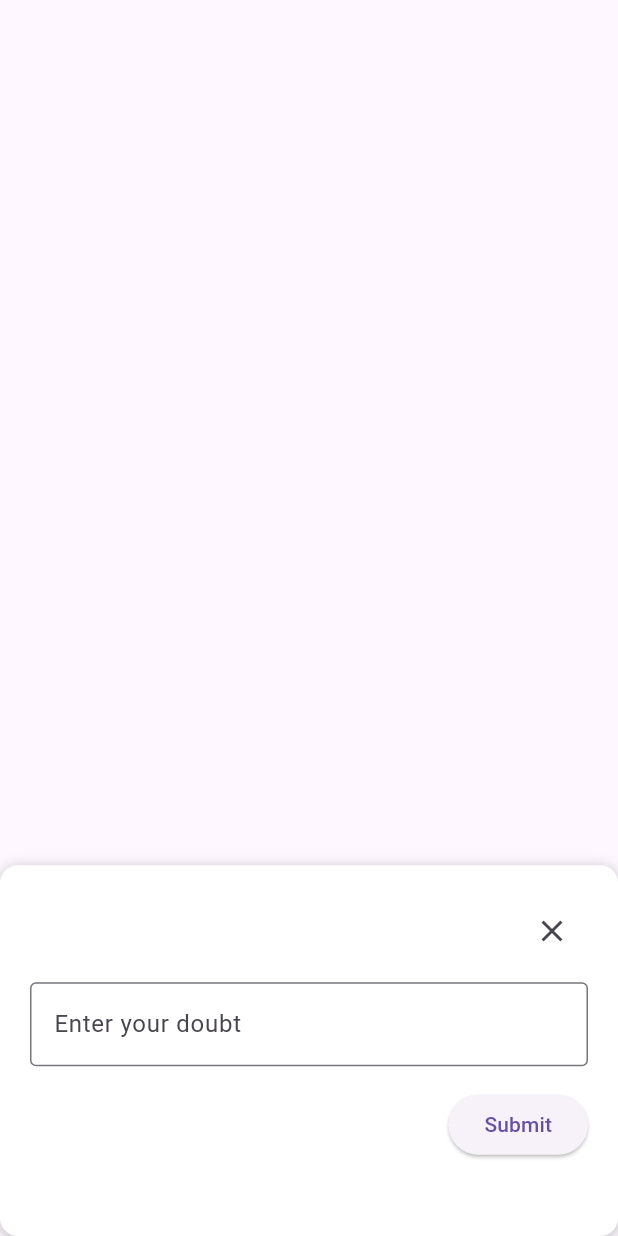
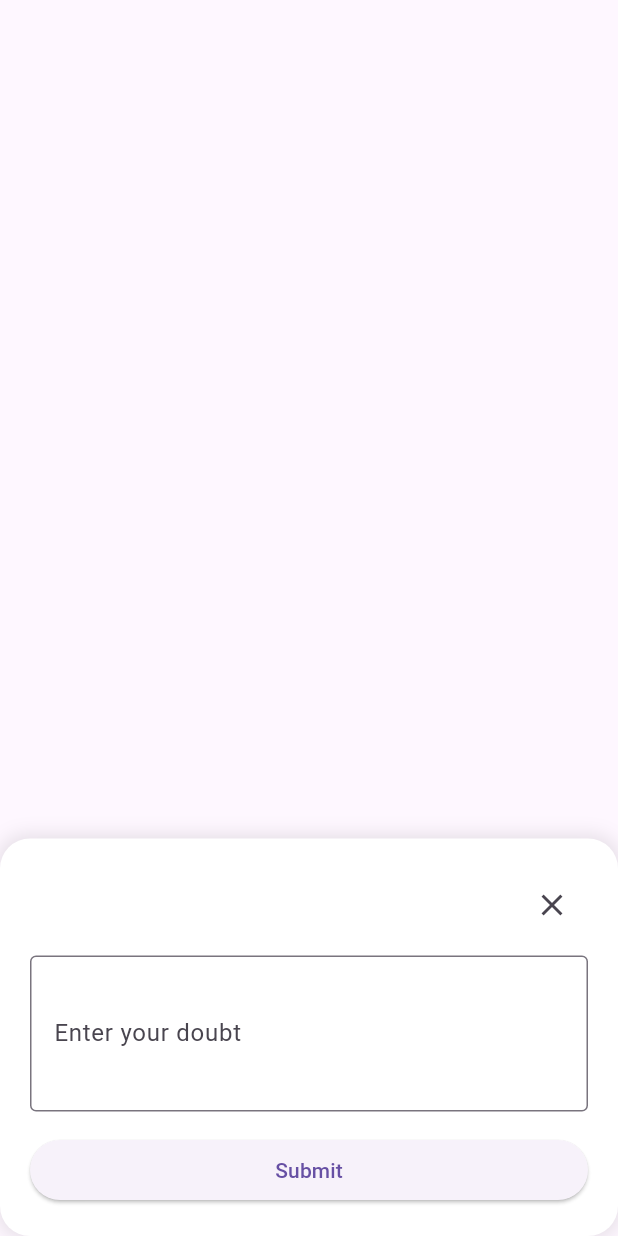
Before and after one commit to adrianluna0830/Vitalingu, a Flutter app: the DoubtInput widget shown alone on an empty page, opened directly with empty values, on a phone screen of 412 x 824 dp. Run offline on Flutter 3.47's test engine with Material 3 defaults, Android fonts, the phone set to English and light mode, and no system bars; our stand-ins replace auto_route, flutter_secure_storage, fpdart, get_it, injectable, sembast and 2 more; missing offline and left inert: string_extensions; accounts and stored records are empty.

Commit message:
feat: enhance UI components with improved layout and responsiveness; refactor CustomOverlay, DoubtInput, TextResponseOutputWidget, WordResponseOutput, and WordWidget for better user experience

```diff
--- a/lib/widgets/doubt_input.dart
+++ b/lib/widgets/doubt_input.dart
@@ -16,6 +16,7 @@ class DoubtInput extends StatefulWidget {
 
 class _DoubtInputState extends State<DoubtInput> {
   final TextEditingController _controller = TextEditingController();
+
   @override
   void dispose() {
     _controller.dispose();
@@ -24,39 +25,44 @@ class _DoubtInputState extends State<DoubtInput> {
 
   @override
   Widget build(BuildContext context) {
-    return LayoutBuilder(
-      builder: (context, constraints) {
     return Align(
       alignment: Alignment.bottomCenter,
       child: Container(
-            height: constraints.maxHeight * 0.3, // 30% of the parent
+        constraints: BoxConstraints(maxHeight: 300),
         decoration: BoxDecoration(
           color: Colors.white,
-              borderRadius: BorderRadius.circular(12.0),
+          borderRadius: BorderRadius.circular(20.0),
           boxShadow: [
             BoxShadow(
-                  color: Colors.black26,
-                  blurRadius: 8.0,
-                  offset: Offset(0, 2),
+              color: Colors.black.withOpacity(0.1),
+              blurRadius: 10,
+              spreadRadius: 2,
             ),
           ],
         ),
         child: Padding(
           padding: const EdgeInsets.all(20.0),
           child: Column(
-                crossAxisAlignment: CrossAxisAlignment.end, // Align close button to the right
+            mainAxisSize: MainAxisSize.min,
+            crossAxisAlignment: CrossAxisAlignment.stretch,
             children: [
-                  IconButton(
+              Align(
+                alignment: Alignment.topRight,
+                child: IconButton(
                   onPressed: widget.onClose,
                   icon: const Icon(Icons.close),
+                  padding: EdgeInsets.zero,
+                  constraints: const BoxConstraints(),
+                ),
               ),
               const SizedBox(height: 10),
               TextField(
                 controller: _controller,
-                    decoration: InputDecoration(
+                decoration: const InputDecoration(
                   labelText: 'Enter your doubt',
                   border: OutlineInputBorder(),
                 ),
+                maxLines: 3,
               ),
               const SizedBox(height: 15),
               ElevatedButton(
@@ -68,7 +74,5 @@ class _DoubtInputState extends State<DoubtInput> {
         ),
       ),
     );
-      },
-    );
   }
 }
```
Also changed, not shown: lib/services/custom_overlay.dart (+12 -3 lines), lib/widgets/text_response_output_widget.dart (+18 -12 lines), lib/widgets/word_response_output.dart (+16 -35 lines), lib/widgets/word_widget.dart (+9 -14 lines). Lines whose indentation alone changed are shown as unchanged.
